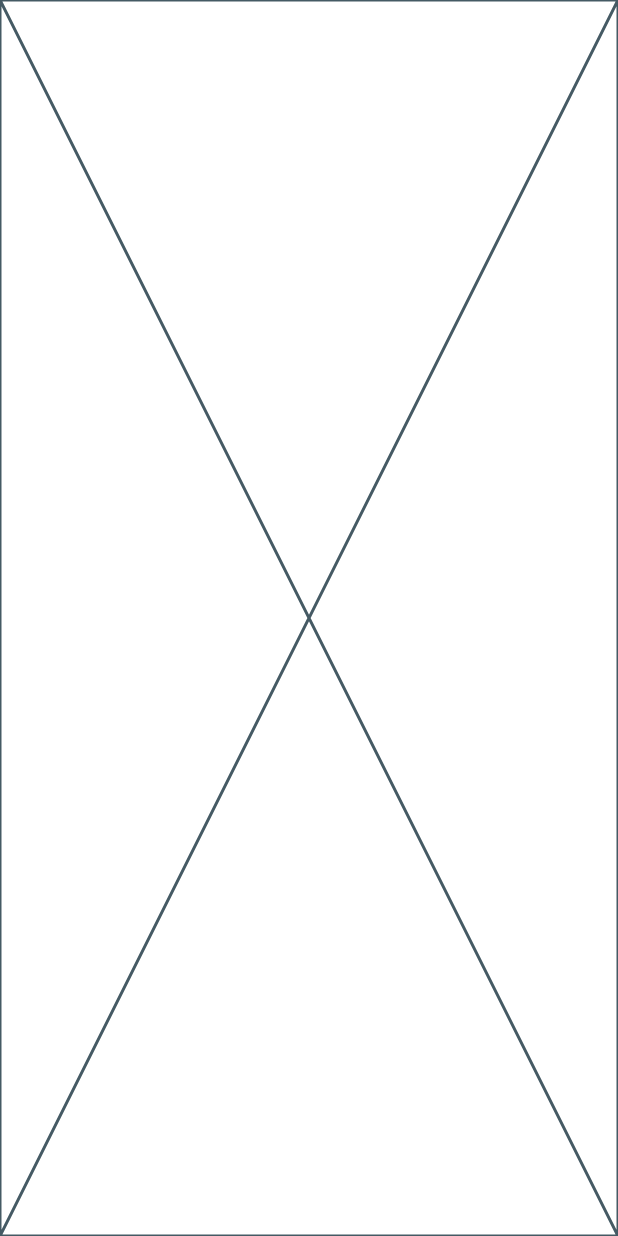
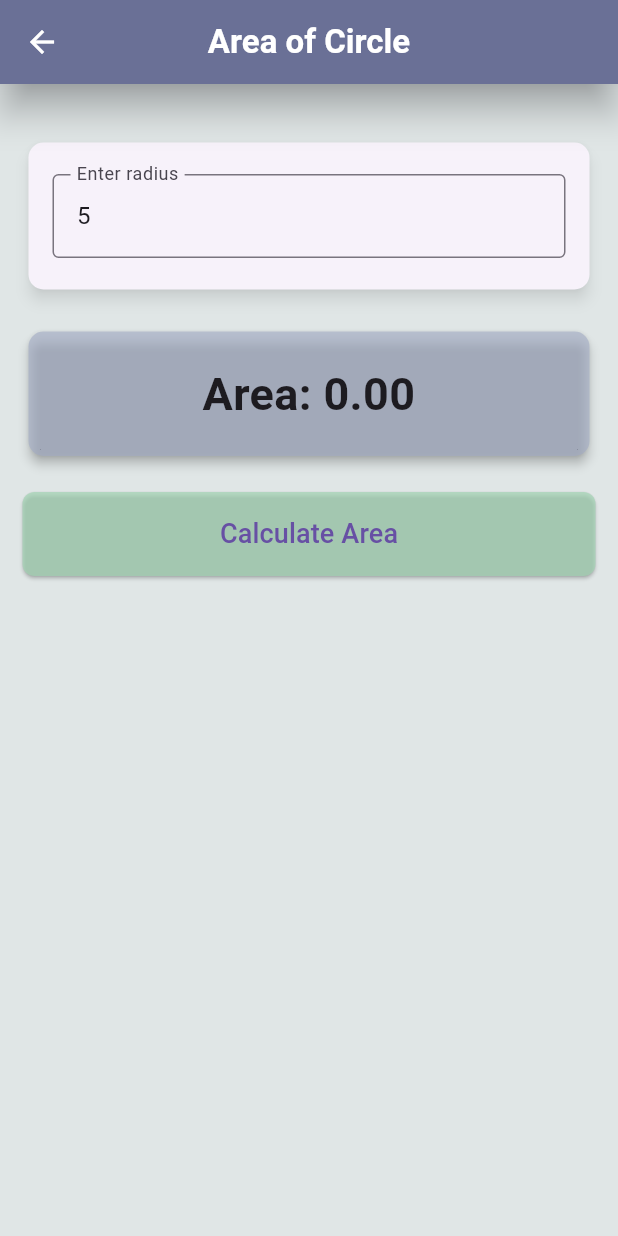
Before and after one commit to dilasha-ghimire/MathLab, a Flutter app: the screen it shows after launch, after a tap on "Area of Circle", on a phone screen of 412 x 824 dp. Run offline on Flutter 3.47's test engine with Material 3 defaults, Android fonts, the phone set to English and light mode, and no system bars.

Commit message:
Area Of Circle complete

```diff
--- a/lib/view/area_of_circle_view.dart
+++ b/lib/view/area_of_circle_view.dart
@@ -1,10 +1,128 @@
 import 'package:flutter/material.dart';
+import 'dart:math';
 
-class AreaOfCircleView extends StatelessWidget {
+class AreaOfCircleView extends StatefulWidget {
   const AreaOfCircleView({super.key});
 
   @override
+  State<AreaOfCircleView> createState() => _AreaOfCircleViewState();
+}
+
+class _AreaOfCircleViewState extends State<AreaOfCircleView> {
+  final radiusController = TextEditingController(text: "5");
+  double area = 0;
+
+  final myKey = GlobalKey<FormState>();
+
+  @override
   Widget build(BuildContext context) {
-    return const Placeholder();
+    return Scaffold(
+      appBar: AppBar(
+        title: const Text(
+          'Area of Circle',
+          style: TextStyle(
+            fontWeight: FontWeight.bold,
+            color: Colors.white,
+          ),
+        ),
+        centerTitle: true,
+        elevation: 10,
+        backgroundColor: const Color.fromARGB(255, 106, 117, 148),
+        shadowColor: const Color.fromARGB(255, 3, 1, 22),
+        iconTheme: const IconThemeData(color: Colors.white),
+      ),
+      backgroundColor: const Color.fromARGB(255, 224, 230, 230),
+      body: SingleChildScrollView(
+        padding: const EdgeInsets.all(15),
+        child: Form(
+          key: myKey,
+          child: Column(
+            crossAxisAlignment: CrossAxisAlignment.stretch,
+            children: [
+              const SizedBox(height: 20),
+
+              // User Input Radius
+              Card(
+                elevation: 4,
+                shadowColor: Colors.black45,
+                shape: RoundedRectangleBorder(
+                  borderRadius: BorderRadius.circular(10),
+                ),
+                child: Padding(
+                  padding: const EdgeInsets.all(16),
+                  child: Column(
+                    children: [
+                      const SizedBox(height: 5),
+                      TextFormField(
+                        controller: radiusController,
+                        keyboardType: TextInputType.number,
+                        decoration: const InputDecoration(
+                          labelText: 'Enter radius',
+                          border: OutlineInputBorder(),
+                        ),
+                        validator: (value) {
+                          if (value == null || value.isEmpty) {
+                            return 'Please enter radius';
+                          }
+                          final double? radius = double.tryParse(value);
+                          if (radius == null || radius <= 0) {
+                            return 'Please enter a valid positive number';
+                          }
+                          return null;
+                        },
+                      ),
+                      const SizedBox(height: 5),
+                    ],
+                  ),
+                ),
+              ),
+              const SizedBox(height: 20),
+
+              // Result Card
+              Card(
+                elevation: 3,
+                color: const Color.fromARGB(158, 162, 171, 196),
+                shape: RoundedRectangleBorder(
+                  borderRadius: BorderRadius.circular(10),
+                ),
+                child: Padding(
+                  padding: const EdgeInsets.symmetric(vertical: 20),
+                  child: Text(
+                    'Area: ${area.toStringAsFixed(2)}',
+                    textAlign: TextAlign.center,
+                    style: const TextStyle(
+                        fontSize: 30, fontWeight: FontWeight.bold),
+                  ),
+                ),
+              ),
+              const SizedBox(height: 20),
+
+              // Calculate Area Button
+              ElevatedButton(
+                onPressed: () {
+                  if (myKey.currentState!.validate()) {
+                    setState(() {
+                      final double radius = double.parse(radiusController.text);
+                      area = pi * radius * radius;
+                    });
+                  }
+                },
+                style: ElevatedButton.styleFrom(
+                  padding: const EdgeInsets.symmetric(vertical: 15),
+                  shape: RoundedRectangleBorder(
+                    borderRadius: BorderRadius.circular(8),
+                  ),
+                  backgroundColor: const Color.fromARGB(179, 163, 212, 180),
+                ),
+                child: const Text(
+                  'Calculate Area',
+                  style: TextStyle(fontSize: 18),
+                ),
+              ),
+            ],
+          ),
+        ),
+      ),
+    );
   }
 }
```
Also changed, not shown: assets/Dashboard Screenshot.png.
